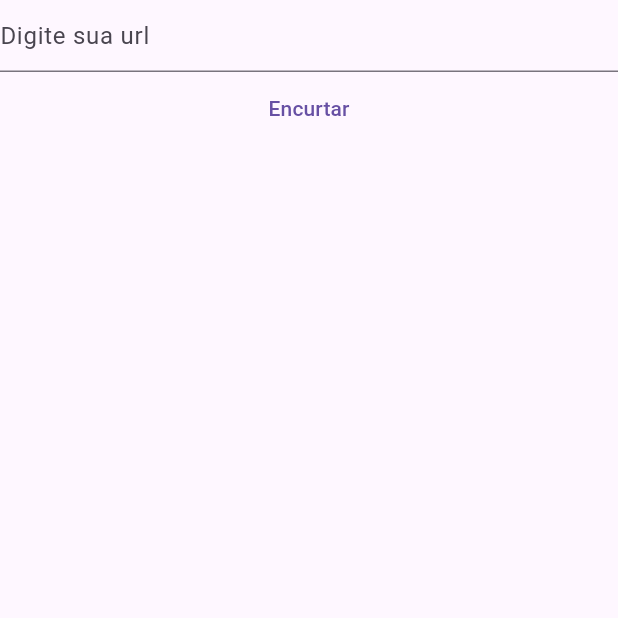
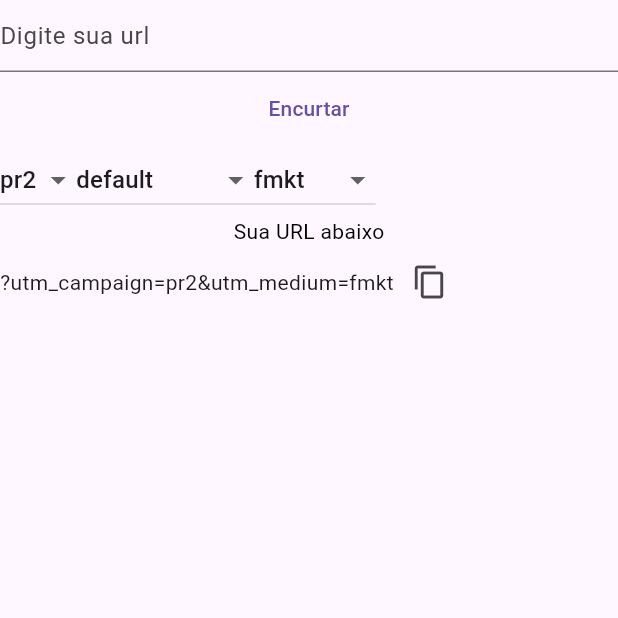
Before and after one commit to Av3z/shorten_app, a Flutter app: the screen it shows after launch, after a tap on "Encurtar", on a phone screen of 412 x 824 dp, the top half of it. Run offline on Flutter 3.47's test engine with Material 3 defaults, Android fonts, the phone set to English and light mode, and no system bars.

Commit message:
edited home page

```diff
--- a/lib/src/pages/home_page.dart
+++ b/lib/src/pages/home_page.dart
@@ -1,8 +1,16 @@
 import 'package:flutter/material.dart';
 import 'package:shorten_app/src/controllers/home_controller.dart';
+import 'package:shorten_app/src/services/create_url.dart';
+import 'package:shorten_app/src/widgets/dropdown_widget.dart';
 
-class HomePage extends StatelessWidget {
+class HomePage extends StatefulWidget {
   const HomePage({super.key});
+
+  @override
+  State<HomePage> createState() => _HomePageState();
+}
+
+class _HomePageState extends State<HomePage> {
 
   @override
   Widget build(BuildContext context) {
@@ -15,7 +23,68 @@ class HomePage extends StatelessWidget {
           decoration: const InputDecoration(
             hintText: 'Digite sua url'),),
 
-        TextButton(onPressed: () {}, child: const Text('Encurtar'))
+        TextButton(onPressed: () async {
+            urlController.urlMaked.value = CreateUrl(
+              url: urlController.urlEC.text,
+              campaign: urlController.selectedUtmCampaign.value,
+              medium: urlController.selectedMedium.value,
+              source: urlController.selectedUtmSource.value).modifyUrl();
+
+            await urlController.copyUrlToClipboard();
+
+        }, child: const Text('Encurtar')),
+
+
+        Row(children: [
+          ValueListenableBuilder(
+            valueListenable: urlController.selectedUtmCampaign,
+            builder: (context, campaign, child) {
+              return dropdownWidget(
+                campaign,
+                urlController.utmCampaignOptions,
+                (String? newValue) {
+                    urlController.selectedUtmCampaign.value = newValue!;
+                });
+            }
+          ),
+
+          ValueListenableBuilder(
+            valueListenable: urlController.selectedUtmSource,
+            builder: (context, source, child) {
+              return dropdownWidget(
+                source,
+                urlController.utmSourceOptions,
+                (String? newValue) {
+                   urlController.selectedUtmSource.value = newValue!;
+                });
+          },),
+
+          ValueListenableBuilder(
+            valueListenable: urlController.selectedMedium,
+            builder: (context, medium, child) {
+              return dropdownWidget(
+                medium,
+                urlController.utmMediumOptions,
+                (String? newValue) {
+                   urlController.selectedMedium.value = newValue!;
+                });
+          },),
+
+        ],),
+
+        const Text('Sua URL abaixo', style: TextStyle(color: Colors.black),),
+        Row(children: [
+          ValueListenableBuilder(
+          valueListenable: urlController.urlMaked,
+          builder: (context, value, child) {
+            return Text(value);
+          },),
+
+
+          IconButton(onPressed: () async {
+            await urlController.copyUrlToClipboard();
+          } , icon: const Icon(Icons.copy))
+        ],)
       ],),
     );
   }
```
